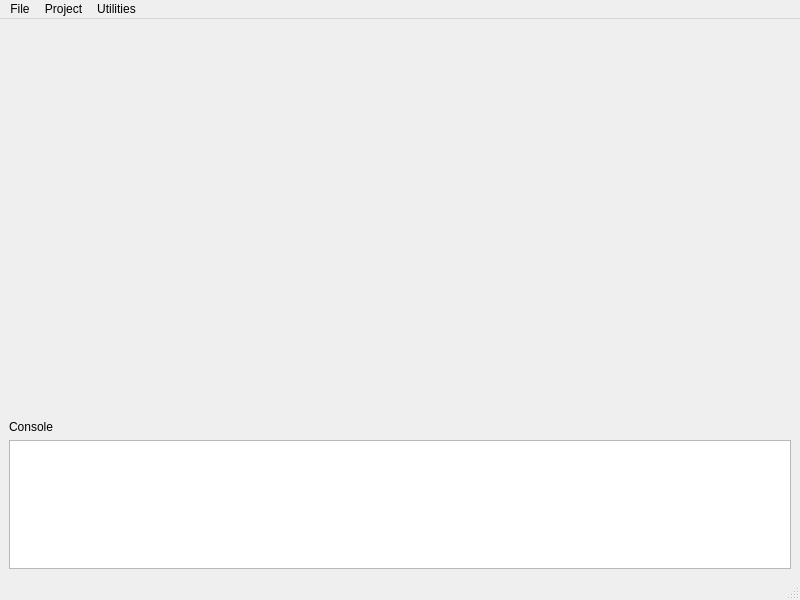
Above: tools/editor/application/VadonEditor/UI/MainWindow.ui from janos-ijgyarto/vadon before the change. Below: the same form after it.
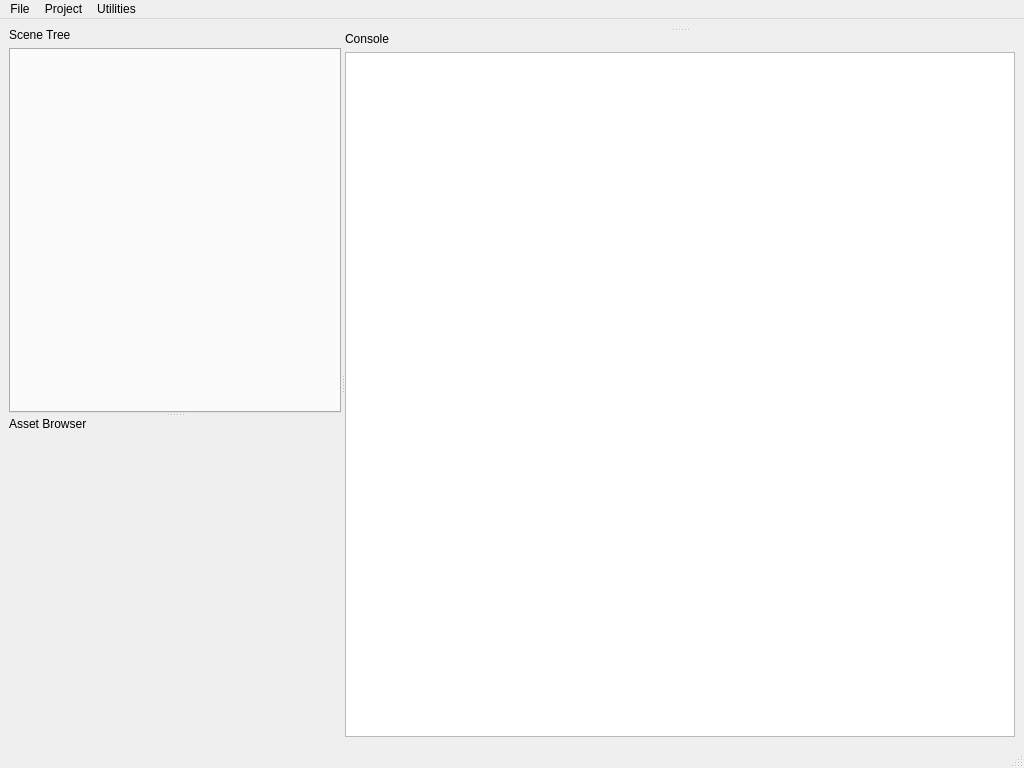
That is the form after the change. Icons and pictures are not drawn. Custom widgets are drawn as their Qt base class.

Patch:
```diff
--- a/tools/editor/application/VadonEditor/UI/MainWindow.ui
+++ b/tools/editor/application/VadonEditor/UI/MainWindow.ui
@@ -6,8 +6,8 @@
    <rect>
     <x>0</x>
     <y>0</y>
-    <width>800</width>
-    <height>600</height>
+    <width>1024</width>
+    <height>768</height>
    </rect>
   </property>
   <property name="focusPolicy">
@@ -26,29 +26,78 @@
    <property name="focusPolicy">
     <enum>Qt::FocusPolicy::StrongFocus</enum>
    </property>
-   <layout class="QVBoxLayout" name="verticalLayout" stretch="3,0,1">
+   <layout class="QVBoxLayout" name="mainLayout">
     <item>
-     <widget class="QWidget" name="container" native="true">
-      <property name="focusPolicy">
-       <enum>Qt::FocusPolicy::StrongFocus</enum>
+     <widget class="QSplitter" name="mainSplitter">
+      <property name="orientation">
+       <enum>Qt::Orientation::Horizontal</enum>
       </property>
-     </widget>
-    </item>
-    <item>
-     <widget class="QLabel" name="consoleLabel">
-      <property name="text">
-       <string>Console</string>
-      </property>
-     </widget>
-    </item>
-    <item>
-     <widget class="QPlainTextEdit" name="console">
-      <property name="documentTitle">
-       <string/>
-      </property>
-      <property name="readOnly">
-       <bool>true</bool>
-      </property>
+      <widget class="QSplitter" name="assetSplitter">
+       <property name="orientation">
+        <enum>Qt::Orientation::Vertical</enum>
+       </property>
+       <widget class="QWidget" name="verticalLayoutWidget_3">
+        <layout class="QVBoxLayout" name="sceneTreeVBox" stretch="0,0">
+         <item>
+          <widget class="QLabel" name="sceneTreeLabel">
+           <property name="text">
+            <string>Scene Tree</string>
+           </property>
+          </widget>
+         </item>
+         <item>
+          <widget class="QTabWidget" name="sceneTabWidget">
+           <property name="currentIndex">
+            <number>-1</number>
+           </property>
+          </widget>
+         </item>
+        </layout>
+       </widget>
+       <widget class="QWidget" name="verticalLayoutWidget_2">
+        <layout class="QVBoxLayout" name="assetBrowserVBox" stretch="0,1">
+         <item>
+          <widget class="QLabel" name="assetBrowserLabel">
+           <property name="text">
+            <string>Asset Browser</string>
+           </property>
+          </widget>
+         </item>
+         <item>
+          <widget class="VadonEditor::UI::AssetBrowserTree" name="assetBrowser" native="true"/>
+         </item>
+        </layout>
+       </widget>
+      </widget>
+      <widget class="QSplitter" name="viewportSplitter">
+       <property name="orientation">
+        <enum>Qt::Orientation::Vertical</enum>
+       </property>
+       <widget class="QWidget" name="verticalLayoutWidget_4">
+        <layout class="QVBoxLayout" name="viewportVBox"/>
+       </widget>
+       <widget class="QWidget" name="verticalLayoutWidget">
+        <layout class="QVBoxLayout" name="consoleVBox">
+         <item>
+          <widget class="QLabel" name="consoleLabel">
+           <property name="text">
+            <string>Console</string>
+           </property>
+          </widget>
+         </item>
+         <item>
+          <widget class="QPlainTextEdit" name="console">
+           <property name="documentTitle">
+            <string/>
+           </property>
+           <property name="readOnly">
+            <bool>true</bool>
+           </property>
+          </widget>
+         </item>
+        </layout>
+       </widget>
+      </widget>
      </widget>
     </item>
    </layout>
@@ -58,7 +107,7 @@
     <rect>
      <x>0</x>
      <y>0</y>
-     <width>800</width>
+     <width>1024</width>
      <height>21</height>
     </rect>
    </property>
@@ -89,12 +138,11 @@
    <addaction name="menuProject"/>
    <addaction name="menuUtilities"/>
   </widget>
-  <widget class="QStatusBar" name="statusbar"/>
-  <action name="actionNew">
-   <property name="text">
-    <string>New</string>
+  <widget class="QStatusBar" name="statusbar">
+   <property name="enabled">
+    <bool>true</bool>
    </property>
-  </action>
+  </widget>
   <action name="actionSave">
    <property name="text">
     <string>Save</string>
@@ -121,6 +169,14 @@
    </property>
   </action>
  </widget>
+ <customwidgets>
+  <customwidget>
+   <class>VadonEditor::UI::AssetBrowserTree</class>
+   <extends>QWidget</extends>
+   <header>VadonEditor/UI/Project/Asset/AssetBrowser.hpp</header>
+   <container>1</container>
+  </customwidget>
+ </customwidgets>
  <resources/>
  <connections/>
 </ui>
```
Left out of the diff: 330 changed lines with no effect on the pictures.
